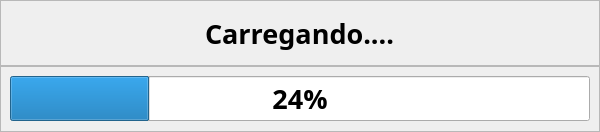
Above: app/views/ui/carregamento.ui from RafaelOmega/Fabrica_2.0 before the change. Below: the same form after it.
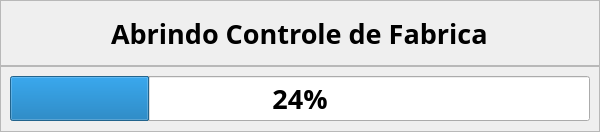
That is the form after the change.

Commit message: Implementação da tela de carregamento

Patch:
```diff
--- a/app/views/ui/carregamento.ui
+++ b/app/views/ui/carregamento.ui
@@ -60,7 +60,7 @@
       <item alignment="Qt::AlignmentFlag::AlignHCenter">
        <widget class="QLabel" name="lb_Carregamento">
         <property name="text">
-         <string>Carregando....</string>
+         <string>Abrindo Controle de Fabrica</string>
         </property>
        </widget>
       </item>
```
The commit also changes 1 other file.
